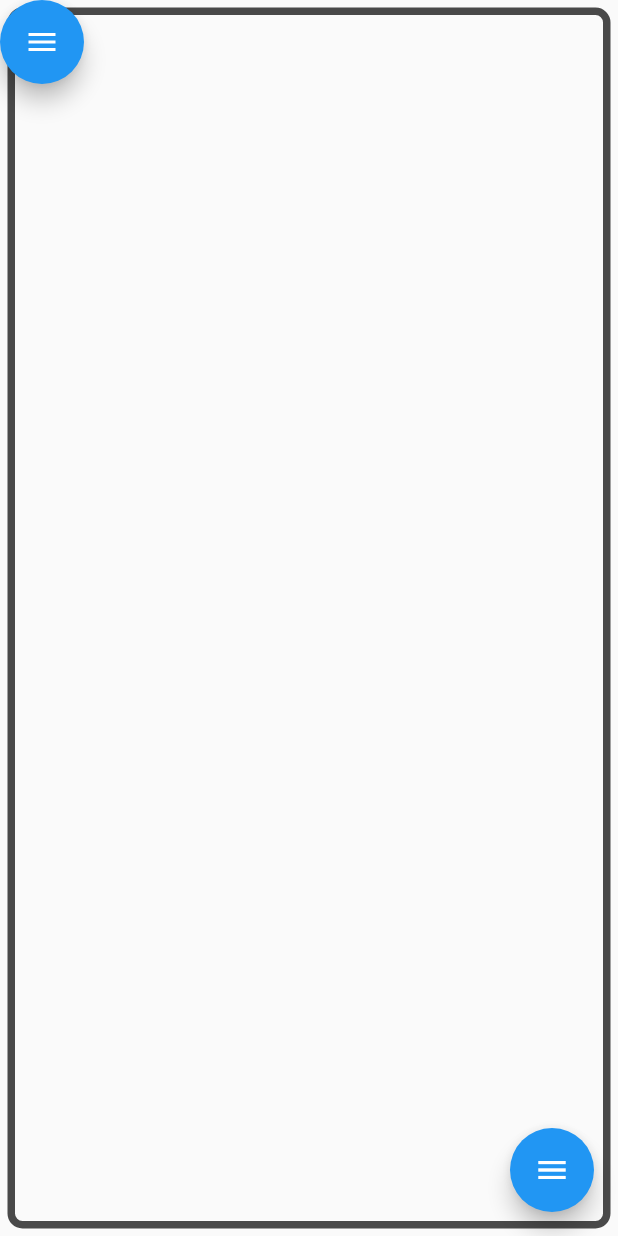
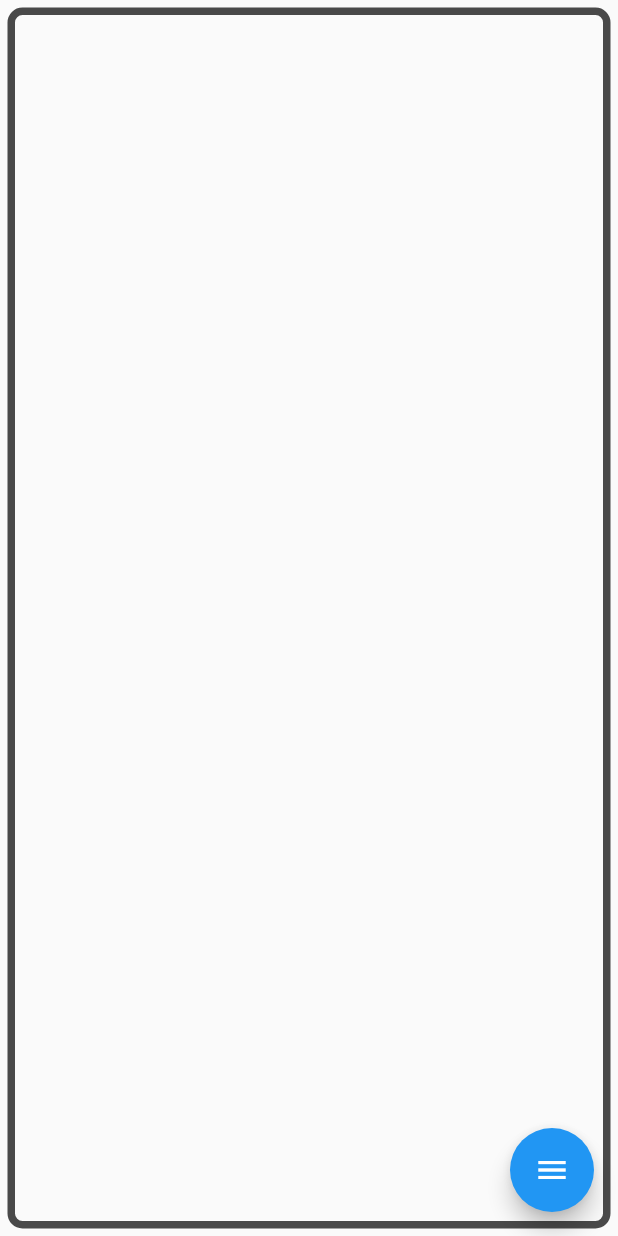
Before and after one commit to Projektkurs/smartclock, a Flutter app: the screen it shows after launch, on a phone screen of 412 x 824 dp. Run offline on Flutter 3.47's test engine with Material 2 defaults, Android fonts, the light colour scheme and no system bars; our stand-ins replace flutter_colorpicker.

Commit message:
added reset button

```diff
--- a/lib/component/scaffholding/scaffolding.dart
+++ b/lib/component/scaffholding/scaffolding.dart
@@ -29,7 +29,7 @@ class Scaffolding extends Component
     Map<String,dynamic> retval={
       //'key':key.toString(),
       'direction': direction,
-      'subcontainers': subcontainers,
+      'subcontainers': state.childs.length,
       'length': state.childs.length,
       'gconfig':gconfig};
     if(state.childs.isNotEmpty){
@@ -48,14 +48,16 @@ class Scaffolding extends Component
     subcontainers=json['subcontainers'],
     showlines=false,
     jsonconf=json,
-    updatejson=true,
+    updatejson=false,
     super(key: key ?? GlobalKey(),gconfig:GeneralConfig.fromjson(json['gconfig'],ScaffoldingConfig.fromJson(json["gconfig"]["cconfig"])))
   {
-    if(state.mounted){
-      state.setState(() {updatejson=true;});
-    }{
-      state.updatejson=true;
-    }
+    if(subcontainers!=0){
+      if(state.mounted){
+        state.setState(() {updatejson=true;});
+      }else{
+        state.updatejson=true;
+      }
+    }else{subcontainers=1;print("new widget");}
   }
 
 }
--- a/lib/main.dart
+++ b/lib/main.dart
@@ -101,16 +101,18 @@ class AppState extends State<App> with message
       if(jsonconfig.defaultconfig==""){
         debugPrint("no Widget tree config found, will use the default init as config");
         SchedulerBinding.instance.scheduleFrameCallback((Duration duration){
-          jsonsave=jsonEncode(mainscaffolding);
+          //jsonsave=jsonEncode(mainscaffolding);
+          jsonsave=emptyjsonconfig;
           jsonconfig.addconfig("defaultconfig", jsonsave);
           jsonconfig.defaultconfig="defaultconfig";
           File(p.join(supportdir,'config')).writeAsString(jsonEncode(jsonconfig));
+          debugPrint("new jsonsave:$jsonsave");
         });
       }else{
         if(await File(p.join(supportdir,'configs',jsonconfig.defaultconfig)).exists()){
-        debugPrint("applyingconfig: ${p.join(supportdir,'configs',jsonconfig.defaultconfig)}");
-        jsonsave=await File(p.join(supportdir,'configs',jsonconfig.defaultconfig)).readAsString();
-        debugPrint("jsonsave:$jsonsave");
+          debugPrint("applyingconfig: ${p.join(supportdir,'configs',jsonconfig.defaultconfig)}");
+          jsonsave=await File(p.join(supportdir,'configs',jsonconfig.defaultconfig)).readAsString();
+          debugPrint("jsonsave:$jsonsave");
         }else{
           jsonconfig.configs.remove(jsonconfig.defaultconfig);
           jsonconfig.defaultconfig="";
@@ -119,7 +121,6 @@ class AppState extends State<App> with message
           debugPrint("Error: the json file is corrupted or the versions are not compatible");
           await File(p.join(supportdir,'configs',jsonconfig.defaultconfig)).delete();
           await File(p.join(supportdir,'config')).delete();
-
         }
         maincontainers=jsonDecode(jsonsave)['subcontainers'];
         scafffromjson=true;
--- a/lib/main_header.dart
+++ b/lib/main_header.dart
@@ -40,3 +40,4 @@ export 'component/configs/vertretungsplan_config.dart';
 export 'component/scaffholding/scaffolding.dart';
 
 const bool isepaper = bool.fromEnvironment("isepaper");
+const String emptyjsonconfig="{\"direction\":true,\"subcontainers\":1,\"length\":1,\"gconfig\":{\"flex\":2199023255552,\"type\":\"ScaffoldingConfig\",\"cconfig\":{},\"borderWidth\":null,\"borderRadius\":null},\"Child0\":{\"gconfig\":{\"flex\":2199023255552,\"type\":\"EmptyComponentConfig\",\"cconfig\":{\"width\":0,\"height\":0},\"borderWidth\":null,\"borderRadius\":null}}}";
--- a/lib/popups/popup.dart
+++ b/lib/popups/popup.dart
@@ -121,8 +121,9 @@ class PopupState extends State<Popup>
             ),
             body: frontmenu))));
     //}
+    //currently not used
     // Button in upper left corner to open and close menu
-    returnStack.add(FloatingActionButton(
+    /*returnStack.add(FloatingActionButton(
       heroTag: "9BQwlr5WDnqfmJRet38XAYaUj1V6FId0sMETPH",
       onPressed: () => applyCallback(),
       tooltip: 'menu',
@@ -131,7 +132,7 @@ class PopupState extends State<Popup>
         progress: _animationController,
         semanticLabel: 'Show menu',
       ),
-    ));
+    ));*/
     return IgnorePointer(
         ignoring: !isOpen, child: Stack(children: returnStack));
   }
--- a/lib/screens/main_screen.dart
+++ b/lib/screens/main_screen.dart
@@ -118,9 +118,22 @@ class _MainScreenState extends State<MainScreen>
               onTap: (){setState(() {
                 debugPrint("apply Config");
                 widget.appState.maincontainers=jsonDecode(widget.appState.jsonsave)['subcontainers'];
+                widget.appState.scafffromjson=true;});
+              }
+            ),
+            ListTile(
+              leading: const Icon(Icons.reset_tv),
+              title: const  Text('reset save'),
+              onTap: (){setState(() {
+                widget.appState.jsonsave=emptyjsonconfig;
+                debugPrint(widget.appState.jsonsave);
+                widget.appState.jsonconfig.updateconfig(widget.appState.jsonconfig.defaultconfig,widget.appState.jsonsave);
+                post(
+                  Uri(scheme:'http',host: 'localhost',path:'/config',port: 8000),
+                  body: widget.appState.jsonsave);});
+                widget.appState.maincontainers=jsonDecode(widget.appState.jsonsave)['subcontainers'];
                 widget.appState.scafffromjson=true;
-              });
-                },
+              }
             ),
           ],
         ),
```
Also changed, not shown: pubspec.lock. Lines whose indentation alone changed are shown as unchanged.
